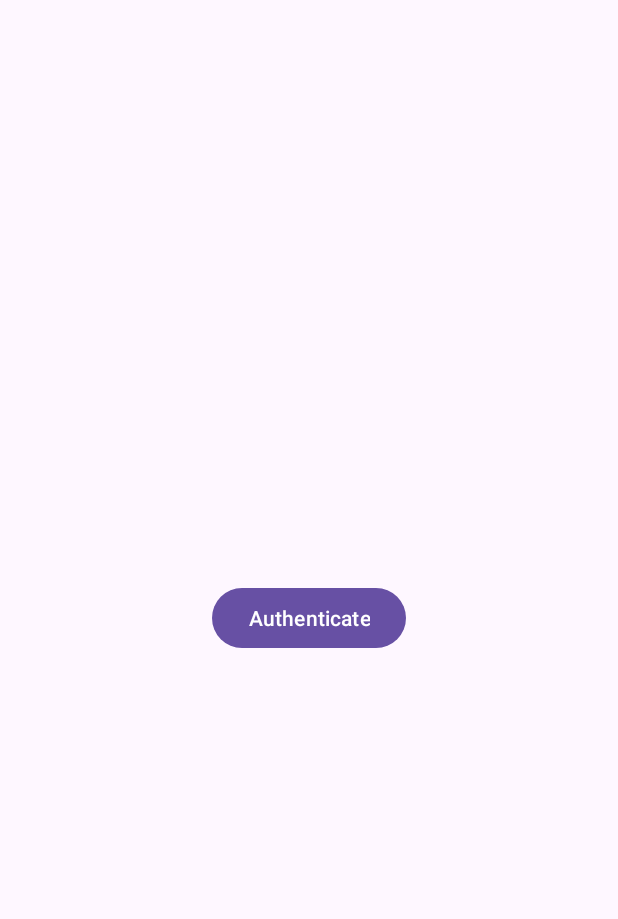
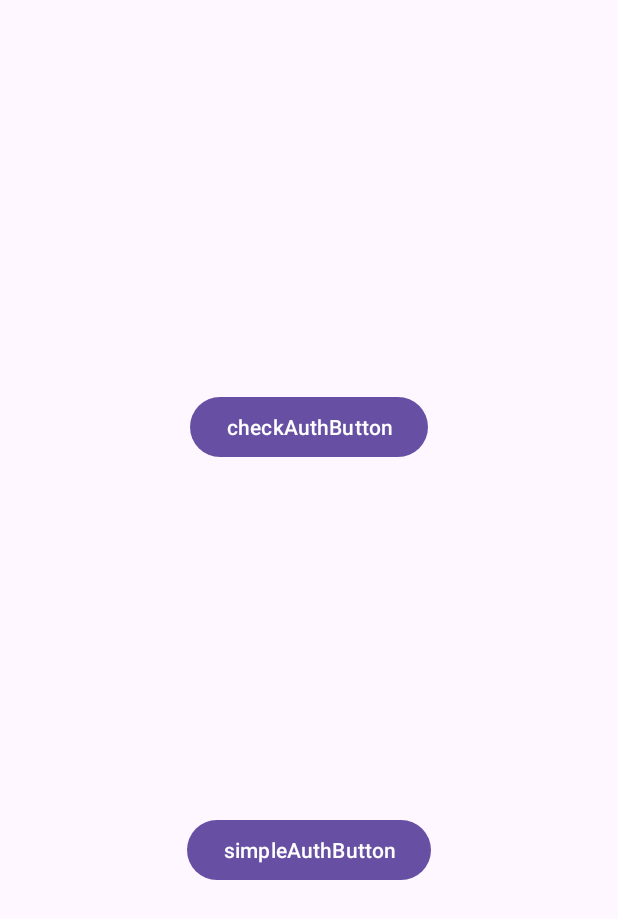
Before and after one commit to vicyan1611/BiometricAuth-Showcase, an Android app: the screen it shows after launch (MainActivity), on a phone screen of 412 x 824 dp. Shown: the top 919 px of the screen. Run offline under Robolectric (Android 15) with nearby library versions, the phone set to English and light mode, and no system bars.

```diff
--- a/app/src/main/java/com/example/biometricauthshowcase/MainActivity.kt
+++ b/app/src/main/java/com/example/biometricauthshowcase/MainActivity.kt
@@ -11,6 +11,7 @@ import com.example.biometricauthshowcase.utils.BiometricHelper
 
 class MainActivity : AppCompatActivity() {
 
+    private lateinit var checkAuthButton: Button
     private lateinit var simpleAuthButton: Button
     private lateinit var biometricHelper: BiometricHelper
 
@@ -23,12 +24,31 @@ class MainActivity : AppCompatActivity() {
             v.setPadding(systemBars.left, systemBars.top, systemBars.right, systemBars.bottom)
             insets
         }
+
+        biometricHelper = BiometricHelper(this)
+        checkBiometricAvailability()
+        biometricHelper.setupBiometricAuthentication(onResult = {result -> when (result) {
+            is BiometricHelper.AuthResult.Success -> {
+                Toast.makeText(this, "Authenticated successfully!", Toast.LENGTH_SHORT).show()
+            }
+            is BiometricHelper.AuthResult.Error -> {
+                Toast.makeText(this, "Authentication error: ${result.message}", Toast.LENGTH_SHORT).show()
+            }
+            is BiometricHelper.AuthResult.Failure -> {
+                Toast.makeText(this, "Authentication failed", Toast.LENGTH_SHORT).show()
+            }
+        }})
+
+        checkAuthButton = findViewById(R.id.checkAuthButton)
+        checkAuthButton.setOnClickListener {
+            checkBiometricAvailability()
+        }
+
         simpleAuthButton = findViewById(R.id.simpleAuthButton)
         simpleAuthButton.setOnClickListener {
-            checkBiometricAvailability()
+            performAuthentication()
         }
-        biometricHelper = BiometricHelper()
-        checkBiometricAvailability()
+
     }
     private fun checkBiometricAvailability() {
         val status = biometricHelper.checkBiometricCapability(this)
@@ -41,6 +61,10 @@ class MainActivity : AppCompatActivity() {
         }
 
         Toast.makeText(this, statusMessage, Toast.LENGTH_SHORT).show()
+    }
 
+    private fun performAuthentication() {
+        biometricHelper.authenticate()
     }
+
 }
--- a/app/src/main/java/com/example/biometricauthshowcase/utils/BiometricHelper.kt
+++ b/app/src/main/java/com/example/biometricauthshowcase/utils/BiometricHelper.kt
@@ -4,8 +4,12 @@ import android.content.Context
 import androidx.biometric.BiometricManager
 import androidx.biometric.BiometricManager.Authenticators.BIOMETRIC_STRONG
 import androidx.biometric.BiometricManager.Authenticators.BIOMETRIC_WEAK
+import androidx.biometric.BiometricManager.Authenticators.DEVICE_CREDENTIAL
+import androidx.biometric.BiometricPrompt
+import androidx.core.content.ContextCompat
+import androidx.fragment.app.FragmentActivity
 
-class BiometricHelper {
+class BiometricHelper(private val activity: FragmentActivity) {
 
     enum class BiometricStatus {
         AVAILABLE,
@@ -14,6 +18,15 @@ class BiometricHelper {
         NOT_ENROLLED,
         UNKNOWN
     }
+
+    sealed class AuthResult {
+        data class Success(val cryptoObject: BiometricPrompt.CryptoObject?) : AuthResult()
+        data class Error(val code: Int, val message: String) : AuthResult()
+        object Failure : AuthResult()
+    }
+
+    private lateinit var biometricPrompt: BiometricPrompt
+    private lateinit var promptInfo: BiometricPrompt.PromptInfo
 
     fun checkBiometricCapability(context: Context, allowWeakBiometrics: Boolean = false): BiometricStatus {
         val biometricManager = BiometricManager.from(context)
@@ -30,4 +43,50 @@ class BiometricHelper {
             else -> BiometricStatus.UNKNOWN
         }
     }
+
+    fun setupBiometricAuthentication(title: String = "Biometric Authentication",
+                                     subtitle: String = "Log in using your biometric credential",
+                                     description: String = "Confirm your biometric to continue",
+                                     allowDeviceCredential: Boolean = true,
+                                     onResult: (AuthResult) -> Unit) {
+        val executor = ContextCompat.getMainExecutor(activity)
+
+        biometricPrompt = BiometricPrompt(activity, executor, object : BiometricPrompt.AuthenticationCallback() {
+            override fun onAuthenticationSucceeded(result: BiometricPrompt.AuthenticationResult) {
+                super.onAuthenticationSucceeded(result)
+                onResult(AuthResult.Success(result.cryptoObject))
+            }
+            override fun onAuthenticationError(errorCode: Int, errString: CharSequence) {
+                super.onAuthenticationError(errorCode, errString)
+                onResult(AuthResult.Error(errorCode, errString.toString()))
+            }
+
+            override fun onAuthenticationFailed() {
+                super.onAuthenticationFailed()
+                onResult(AuthResult.Failure)
+            }
+
+        })
+
+        val promptBuilder = BiometricPrompt.PromptInfo.Builder()
+            .setTitle(title)
+            .setSubtitle(subtitle)
+            .setDescription(description)
+
+
+        if (allowDeviceCredential) { // change to allow face and fingerprint
+            promptBuilder.setAllowedAuthenticators(BIOMETRIC_STRONG or BIOMETRIC_WEAK or DEVICE_CREDENTIAL)
+        } else {
+            promptBuilder.setNegativeButtonText("Cancel")
+            promptBuilder.setAllowedAuthenticators(BIOMETRIC_STRONG or BIOMETRIC_WEAK)
+        }
+
+        promptInfo = promptBuilder.build()
+
+    }
+
+    fun authenticate() {
+        biometricPrompt.authenticate(promptInfo)
+    }
+
 }
--- a/app/src/main/res/layout/activity_main.xml
+++ b/app/src/main/res/layout/activity_main.xml
@@ -8,12 +8,23 @@
     tools:context=".MainActivity">
 
     <Button
+        android:id="@+id/checkAuthButton"
+        android:layout_width="wrap_content"
+        android:layout_height="wrap_content"
+        android:text="checkAuthButton"
+        app:layout_constraintBottom_toBottomOf="parent"
+        app:layout_constraintEnd_toEndOf="parent"
+        app:layout_constraintStart_toStartOf="parent"
+        app:layout_constraintTop_toTopOf="parent"
+        app:layout_constraintVertical_bias="0.336" />
+
+    <Button
         android:id="@+id/simpleAuthButton"
         android:layout_width="wrap_content"
         android:layout_height="wrap_content"
-        android:text="Authenticate"
+        android:text="simpleAuthButton"
         app:layout_constraintBottom_toBottomOf="parent"
         app:layout_constraintEnd_toEndOf="parent"
         app:layout_constraintStart_toStartOf="parent"
-        app:layout_constraintTop_toTopOf="parent" />
+        app:layout_constraintTop_toBottomOf="@+id/checkAuthButton" />
 </androidx.constraintlayout.widget.ConstraintLayout>
```
